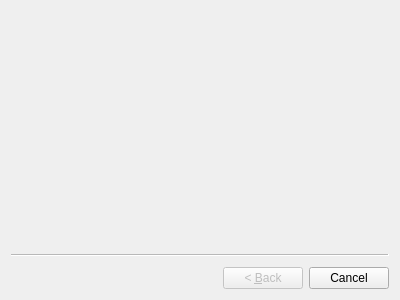
kz26/qMakeTorrent, file wizard.ui: the form before one commit.
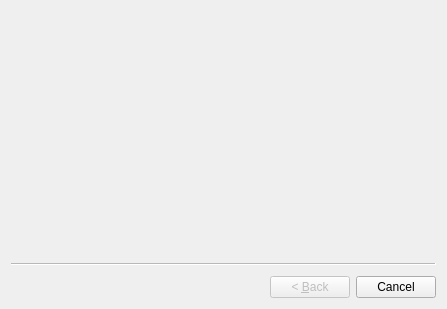
The form after the commit.

What changed in the file:
```diff
--- a/wizard.ui
+++ b/wizard.ui
@@ -6,8 +6,8 @@
    <rect>
     <x>0</x>
     <y>0</y>
-    <width>400</width>
-    <height>300</height>
+    <width>447</width>
+    <height>309</height>
    </rect>
   </property>
   <property name="windowTitle">
```
